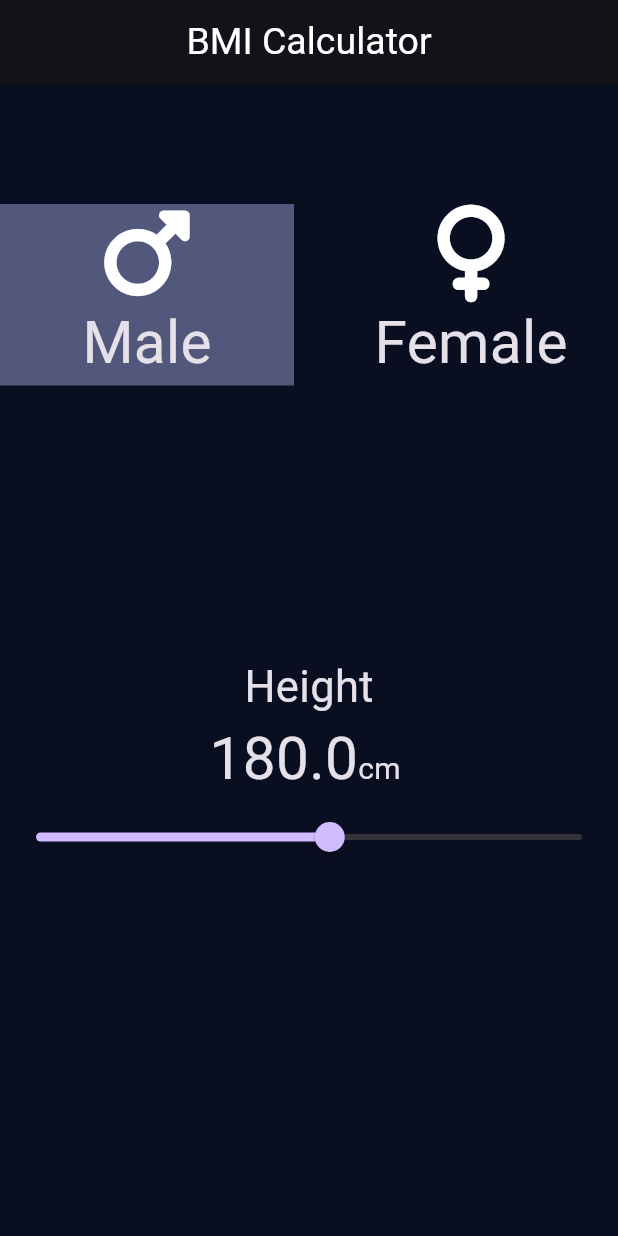
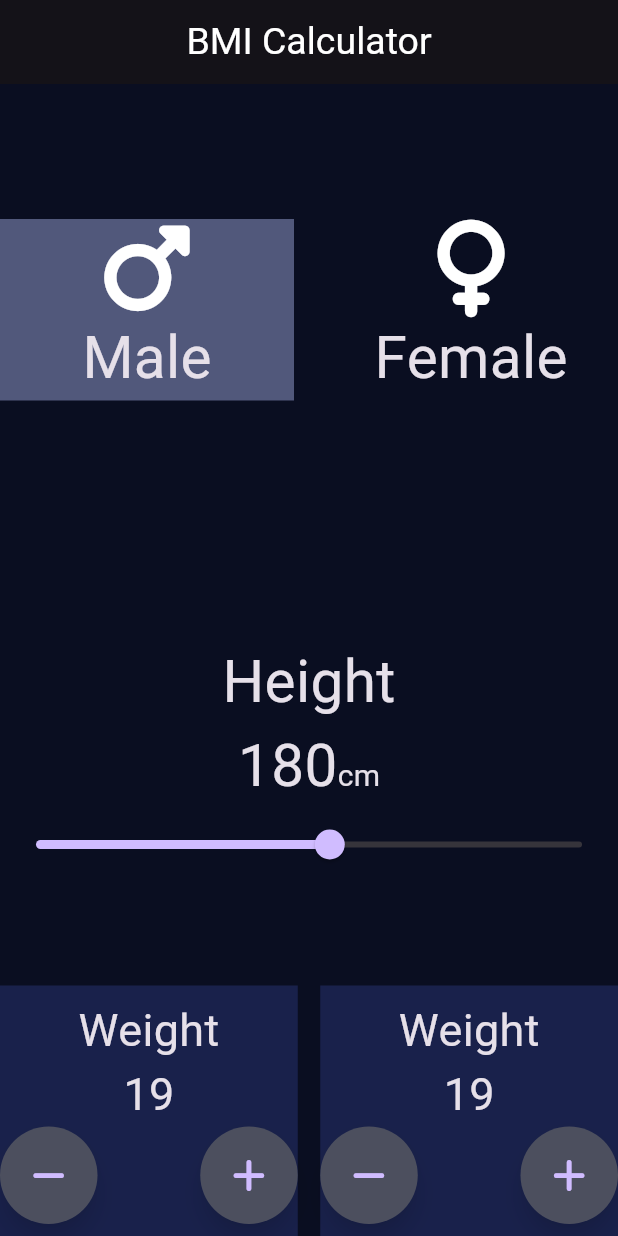
Before and after one commit to jodahe1/Flutter_Projects, a Flutter app: the screen it shows after launch, after a tap on "Male", on a phone screen of 412 x 824 dp. Run offline on Flutter 3.47's test engine with Material 3 defaults, Android fonts, the phone set to English and light mode, and no system bars; our stand-ins replace font_awesome_flutter.

Commit message:
Weight done and refactored

```diff
--- /dev/null
+++ b/bmi/lib/WeightAndAge.dart
@@ -0,0 +1,73 @@
+// Extracted WeightControl widget
+import 'package:flutter/material.dart';
+import 'package:font_awesome_flutter/font_awesome_flutter.dart';
+
+class WeightandAgeControl extends StatelessWidget {
+  final int weight;
+  final ValueChanged<int> onWeightChanged;
+
+  const WeightandAgeControl({
+    Key? key,
+    required this.weight,
+    required this.onWeightChanged,
+  }) : super(key: key);
+
+  @override
+  Widget build(BuildContext context) {
+    return Container(
+      padding: EdgeInsets.symmetric(vertical: 8),
+      color: const Color.fromARGB(255, 25, 33, 75),
+      child: Column(
+        children: [
+          const Text(
+            'Weight',
+            style: TextStyle(fontSize: 30),
+          ),
+          Text(
+            weight.toString(),
+            style: const TextStyle(fontSize: 30),
+          ),
+          Row(
+            mainAxisAlignment: MainAxisAlignment.spaceBetween,
+            children: [
+              ElevatedButton(
+                style: ElevatedButton.styleFrom(
+                  shape: const CircleBorder(),
+                  padding: const EdgeInsets.all(20),
+                  backgroundColor: const Color(0xFF4C4F5E),
+                  elevation: 6,
+                  shadowColor: Colors.black.withOpacity(0.5),
+                ),
+                onPressed: () {
+                  if (weight > 0) {
+                    onWeightChanged(weight - 1);
+                  }
+                },
+                child: const Icon(
+                  FontAwesomeIcons.minus,
+                  size: 25,
+                ),
+              ),
+              ElevatedButton(
+                style: ElevatedButton.styleFrom(
+                  shape: const CircleBorder(),
+                  padding: const EdgeInsets.all(20),
+                  backgroundColor: const Color(0xFF4C4F5E),
+                  elevation: 6,
+                  shadowColor: Colors.black.withOpacity(0.5),
+                ),
+                onPressed: () {
+                  onWeightChanged(weight + 1);
+                },
+                child: const Icon(
+                  FontAwesomeIcons.plus,
+                  size: 25.0,
+                ),
+              ),
+            ],
+          ),
+        ],
+      ),
+    );
+  }
+}
--- a/bmi/lib/input.dart
+++ b/bmi/lib/input.dart
@@ -1,25 +1,27 @@
-import 'dart:ui';
-
 import 'package:bmi/Gendercard.dart';
+import 'package:bmi/WeightAndAge.dart';
 import 'package:flutter/cupertino.dart';
 import 'package:flutter/material.dart';
 import 'package:flutter/widgets.dart';
+
 import 'package:font_awesome_flutter/font_awesome_flutter.dart';
 
-class inputclState extends StatefulWidget {
-  const inputclState({super.key});
+class InputScreen extends StatefulWidget {
+  const InputScreen({super.key});
 
   @override
-  State<inputclState> createState() => __inputclStateState();
+  State<InputScreen> createState() => _InputScreenState();
 }
 
-class __inputclStateState extends State<inputclState> {
+class _InputScreenState extends State<InputScreen> {
+  double _currentHeight = 180;
+  int _weight = 20;
+  Color _mPassColor = const Color(0xFF0A0E21);
+  Color _mActiveColor = const Color.fromARGB(255, 81, 88, 123);
+  Color _fPassColor = const Color(0xFF0A0E21);
+  Color _fActiveColor = const Color.fromARGB(255, 81, 88, 123);
+
   @override
-  double _currentHeight = 180;
-  Color MpassColor = Color(0xFF0A0E21);
-  Color Mactivecolor = Color.fromARGB(255, 81, 88, 123);
-  Color FpassColor = Color(0xFF0A0E21);
-  Color Factivecolor = Color.fromARGB(255, 81, 88, 123);
   Widget build(BuildContext context) {
     return Scaffold(
       appBar: AppBar(
@@ -33,7 +35,7 @@ class __inputclStateState extends State<inputclState> {
       body: Column(
         children: [
           Padding(
-            padding: const EdgeInsets.symmetric(vertical: 80.0),
+            padding: const EdgeInsets.symmetric(vertical: 90.0),
             child: Row(
               mainAxisAlignment: MainAxisAlignment.spaceAround,
               children: [
@@ -42,29 +44,26 @@ class __inputclStateState extends State<inputclState> {
                   child: GenderCard(
                     gender: 'Male',
                     icons: FontAwesomeIcons.mars,
-                    colors: MpassColor,
+                    colors: _mPassColor,
                     onTap: () {
                       setState(() {
-                        MpassColor = Mactivecolor;
-                        FpassColor = Color(0xFF0A0E21);
-                        ;
+                        _mPassColor = _mActiveColor;
+                        _fPassColor = const Color(0xFF0A0E21);
                       });
                     },
                   ),
                 ),
-                const SizedBox(
-                  width: 20,
-                ),
+                const SizedBox(width: 20),
                 Expanded(
                   flex: 2,
                   child: GenderCard(
                     gender: 'Female',
                     icons: FontAwesomeIcons.venus,
-                    colors: FpassColor,
+                    colors: _fPassColor,
                     onTap: () {
                       setState(() {
-                        FpassColor = Factivecolor;
-                        MpassColor = Color(0xFF0A0E21);
+                        _fPassColor = _fActiveColor;
+                        _mPassColor = const Color(0xFF0A0E21);
                       });
                     },
                   ),
@@ -73,27 +72,22 @@ class __inputclStateState extends State<inputclState> {
             ),
           ),
           Padding(
-            padding: const EdgeInsets.symmetric(vertical: 100.0),
-            child: Expanded(
-              flex: 2,
+            padding: const EdgeInsets.symmetric(vertical: 70.0),
             child: Column(
               crossAxisAlignment: CrossAxisAlignment.center,
               children: [
-                  Text(
-                    'Height',
-                    style: TextStyle(fontSize: 29),
-                  ),
+                const Text('Height', style: TextStyle(fontSize: 39)),
                 Row(
                   mainAxisAlignment: MainAxisAlignment.center,
                   crossAxisAlignment: CrossAxisAlignment.baseline,
                   textBaseline: TextBaseline.alphabetic,
                   children: [
                     Text(
-                        _currentHeight.toString(),
-                        style: TextStyle(fontSize: 39),
+                      _currentHeight.toInt().toString(),
+                      style: const TextStyle(fontSize: 39),
                     ),
                     const Text(
-                        'cm ',
+                      'cm',
                       style: TextStyle(fontSize: 20),
                     ),
                   ],
@@ -102,20 +96,46 @@ class __inputclStateState extends State<inputclState> {
                   value: _currentHeight,
                   min: 110,
                   max: 240,
-                    divisions:
-                        130, // Optional: to have discrete values (110-240)
+                  divisions: 130,
                   label: _currentHeight.toInt().toString(),
                   onChanged: (double newValue) {
-                      setState(
-                        () {
+                    setState(() {
                       _currentHeight = newValue;
-                        },
-                      );
+                    });
                   },
                 ),
               ],
             ),
           ),
+          // Refactored Weight And Age  Section
+          Row(
+            children: [
+              Expanded(
+                flex: 2,
+                child: WeightandAgeControl(
+                  weight: _weight,
+                  onWeightChanged: (newWeight) {
+                    setState(() {
+                      _weight = newWeight;
+                    });
+                  },
+                ),
+              ),
+              const SizedBox(
+                width: 15.0,
+              ),
+              Expanded(
+                flex: 2,
+                child: WeightandAgeControl(
+                  weight: _weight,
+                  onWeightChanged: (newWeight) {
+                    setState(() {
+                      _weight = newWeight;
+                    });
+                  },
+                ),
+              )
+            ],
           )
         ],
       ),
--- a/bmi/lib/main.dart
+++ b/bmi/lib/main.dart
@@ -14,7 +14,7 @@ class MyApp extends StatelessWidget {
         primaryColor: Color(0xFF0A0E21),
         scaffoldBackgroundColor: Color(0xFF0A0E21),
       ),
-      home: inputclState(),
+      home: InputScreen(),
     );
   }
 }
```
Also changed, not shown: 1 other file. Lines whose indentation alone changed are shown as unchanged.
